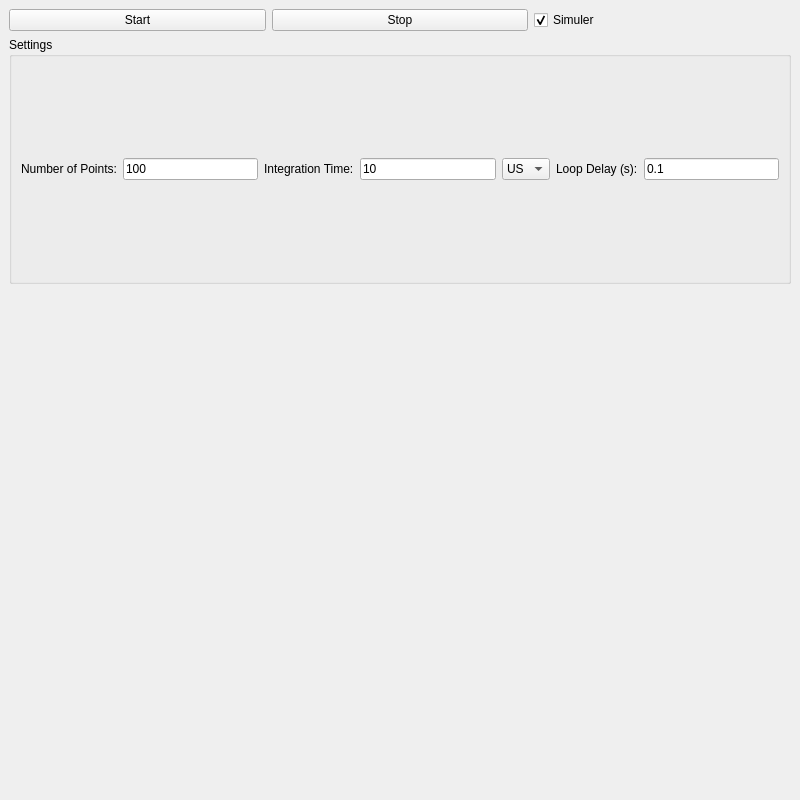
This is n7745c_gui.ui in FabL91/N7745C-Pyro-New as Qt 5 draws it before an edit. The edited form follows.
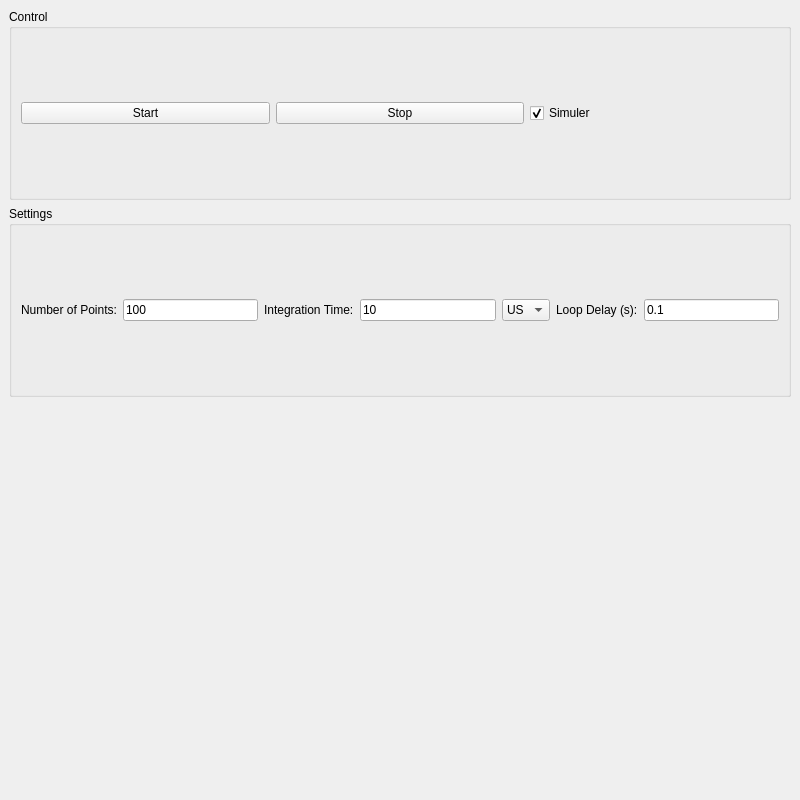
This is the edited form.

Commit message: Ajout groupbox de control

What changed in the file:
```diff
--- a/n7745c_gui.ui
+++ b/n7745c_gui.ui
@@ -16,6 +16,10 @@
   <widget class="QWidget" name="centralwidget">
    <layout class="QVBoxLayout" name="verticalLayout">
     <item>
+     <widget class="QGroupBox" name="controlGroupBox">
+      <property name="title">
+       <string>Control</string>
+      </property>
      <layout class="QHBoxLayout" name="horizontalLayout">
       <item>
        <widget class="QPushButton" name="startButton">
@@ -42,6 +46,7 @@
        </widget>
       </item>
      </layout>
+     </widget>
     </item>
     <item>
      <widget class="QGroupBox" name="settingsGroupBox">
```
Lines whose indentation alone changed are shown as unchanged.
